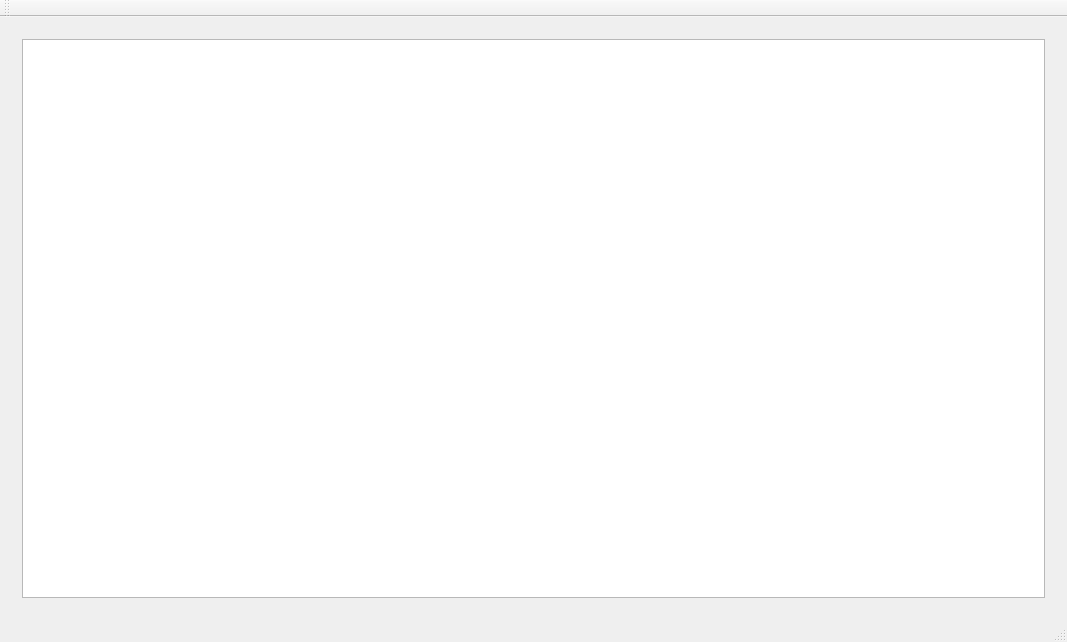
The window that mainwindow.ui (lnikon/classify) describes before a commit, drawn with Qt 5.
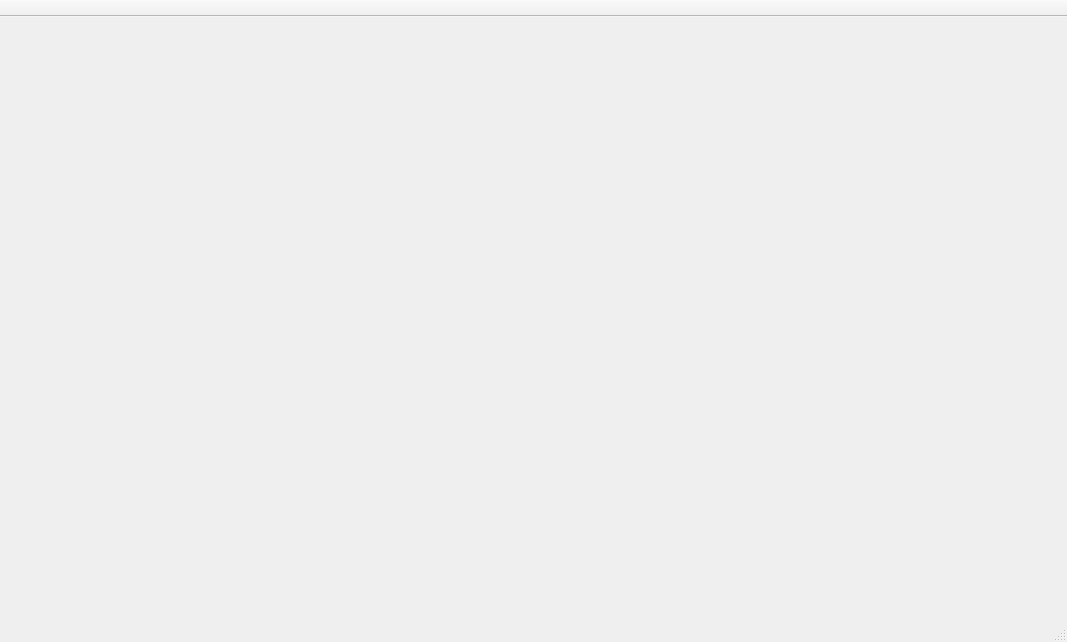
The same window after the commit. Custom widgets are drawn as their Qt base class.

Commit message: generic table, icons

```diff
--- a/mainwindow.ui
+++ b/mainwindow.ui
@@ -14,20 +14,7 @@
    <string>MainWindow</string>
   </property>
   <widget class="QWidget" name="centralWidget">
-   <layout class="QHBoxLayout" name="horizontalLayout">
-    <item>
-     <widget class="QStackedWidget" name="stackedWidget">
-      <widget class="QWidget" name="table">
-       <layout class="QHBoxLayout" name="horizontalLayout_2">
-        <item>
-         <widget class="QTableView" name="tableView"/>
-        </item>
-       </layout>
-      </widget>
-      <widget class="QCustomPlot" name="plot"/>
-     </widget>
-    </item>
-   </layout>
+   <layout class="QVBoxLayout" name="verticalLayout"/>
   </widget>
   <widget class="QMenuBar" name="menuBar">
    <property name="geometry">
@@ -40,6 +27,12 @@
    </property>
   </widget>
   <widget class="QToolBar" name="mainToolBar">
+   <property name="movable">
+    <bool>false</bool>
+   </property>
+   <property name="floatable">
+    <bool>false</bool>
+   </property>
    <attribute name="toolBarArea">
     <enum>TopToolBarArea</enum>
    </attribute>
@@ -80,14 +73,6 @@
   </action>
  </widget>
  <layoutdefault spacing="6" margin="11"/>
- <customwidgets>
-  <customwidget>
-   <class>QCustomPlot</class>
-   <extends>QWidget</extends>
-   <header>qcustomplot.h</header>
-   <container>1</container>
-  </customwidget>
- </customwidgets>
  <resources/>
  <connections/>
 </ui>
```
The commit also changes 44 other files.
